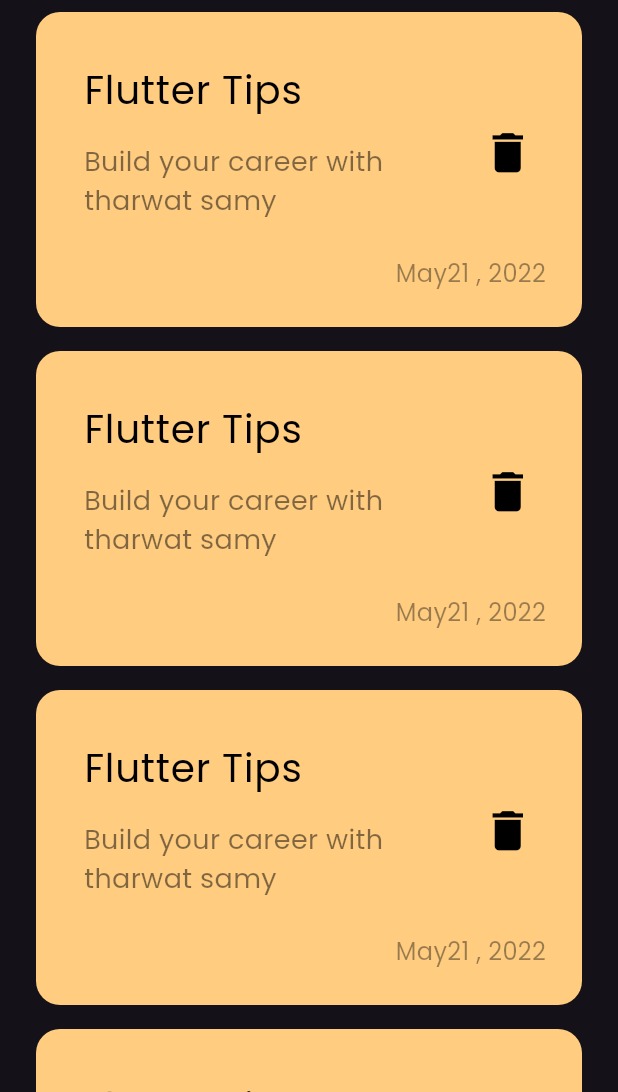
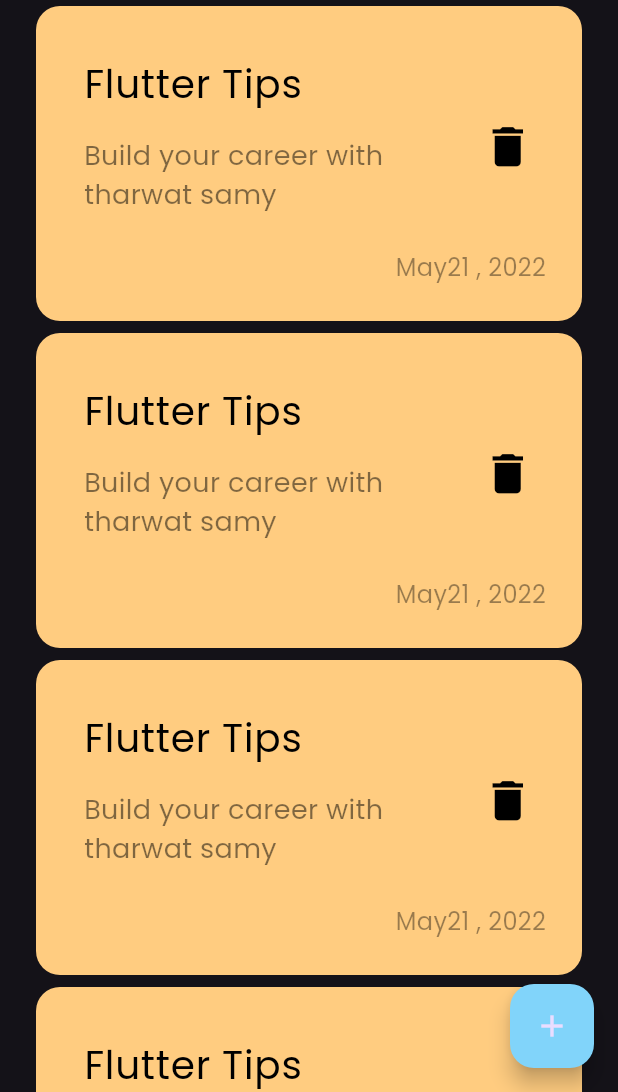
Before and after one commit to MohamedAliShosha/Notely, a Flutter app: the screen it shows after launch, on a phone screen of 412 x 824 dp, the part 144-1236 px from its top. Run offline on Flutter 3.47's test engine with Material 3 defaults, Android fonts, the phone set to English and light mode, and no system bars.

Commit message:
add Floating Action Button

```diff
--- a/lib/views/notes_view.dart
+++ b/lib/views/notes_view.dart
@@ -6,8 +6,13 @@ class NotesView extends StatelessWidget {
 
   @override
   Widget build(BuildContext context) {
-    return const Scaffold(
-      body: NotesViewBody(),
+    return Scaffold(
+      floatingActionButton: FloatingActionButton(
+        backgroundColor: Colors.lightBlue[200],
+        onPressed: () {},
+        child: Icon(Icons.add),
+      ),
+      body: const NotesViewBody(),
     );
   }
 }
--- a/lib/views/widgets/notes_listView.dart
+++ b/lib/views/widgets/notes_listView.dart
@@ -10,7 +10,7 @@ class NotesListView extends StatelessWidget {
     return ListView.builder(
       itemBuilder: (context, index) {
         return const Padding(
-          padding: EdgeInsets.symmetric(vertical: 8),
+          padding: EdgeInsets.symmetric(vertical: 4),
           child: NoteItem(),
         );
       },
--- a/lib/views/widgets/notes_view_body.dart
+++ b/lib/views/widgets/notes_view_body.dart
@@ -1,7 +1,5 @@
 import 'package:flutter/material.dart';
 import 'package:notes_app/views/widgets/custom_app_Bar.dart';
-
-import 'custom_note_item.dart';
 import 'notes_listView.dart';
 
 class NotesViewBody extends StatelessWidget {
```
